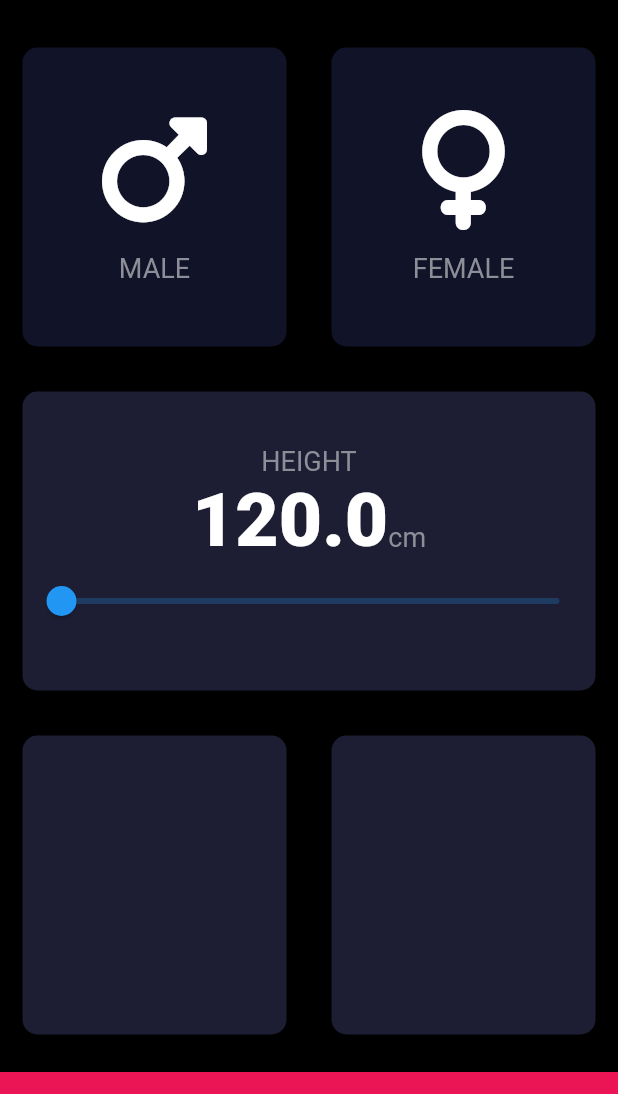
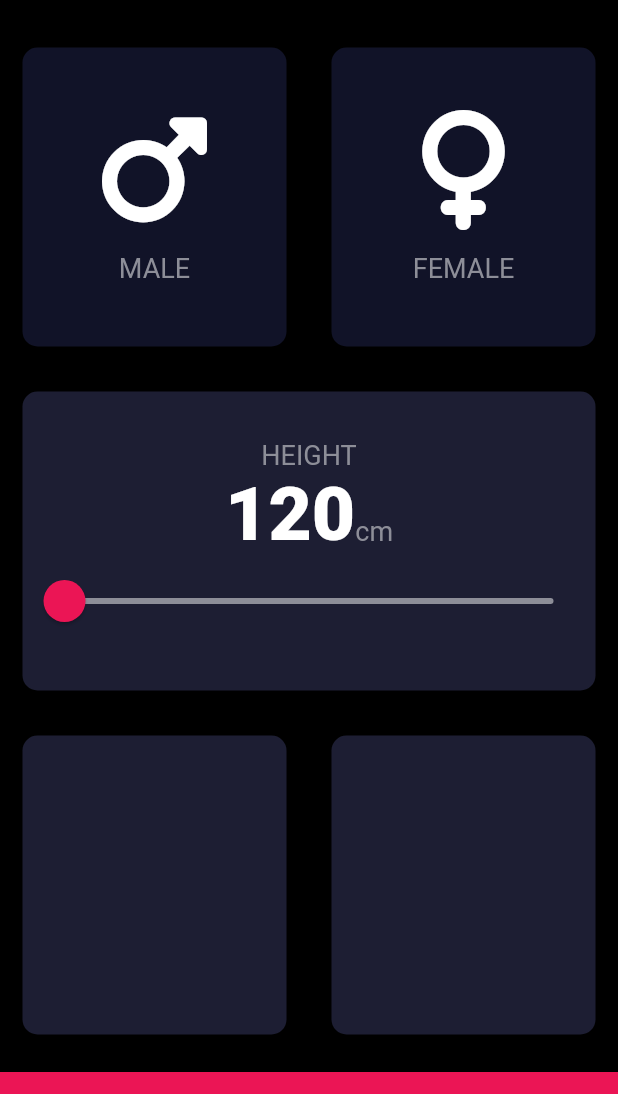
Before and after one commit to agata-miko/bmi_calc, a Flutter app: the screen it shows after launch, on a phone screen of 412 x 824 dp, the part 59-1153 px from its top. Run offline on Flutter 3.47's test engine with Material 2 defaults, Android fonts, the phone set to English and light mode, and no system bars; our stand-ins replace font_awesome_flutter.

Commit message:
unit 131 - slider customized with theme

```diff
--- a/lib/screens/input_page.dart
+++ b/lib/screens/input_page.dart
@@ -10,7 +10,7 @@ enum Gender {
   female,
 }
 
-double height = 120;
+int height = 120;
 
 class InputPage extends StatefulWidget {
   @override
@@ -88,16 +88,26 @@ class _InputPageState extends State<InputPage> {
                       ),
                     ],
                   ),
-                  Slider(
-                    value: height,
+                  SliderTheme(
+                    data: SliderTheme.of(context).copyWith(
+                        activeTrackColor: Colors.white,
+                        thumbShape:
+                            RoundSliderThumbShape(enabledThumbRadius: 14),
+                        thumbColor: Color(0xFFEB1555),
+                        overlayShape:
+                            RoundSliderOverlayShape(overlayRadius: 28),
+                        overlayColor: Color(0xFFEB1555).withOpacity(0.2)),
+                    child: Slider(
+                      inactiveColor: Color(0xFF8D8E98),
+                      value: height.toDouble(),
                       min: 120,
                       max: 220,
-                    divisions: 100,
                       onChanged: (double value) {
                         setState(() {
-                        height = value;
+                          height = value.round();
                         });
                       },
+                    ),
                   )
                 ],
               ),
```
Lines whose indentation alone changed are shown as unchanged.
